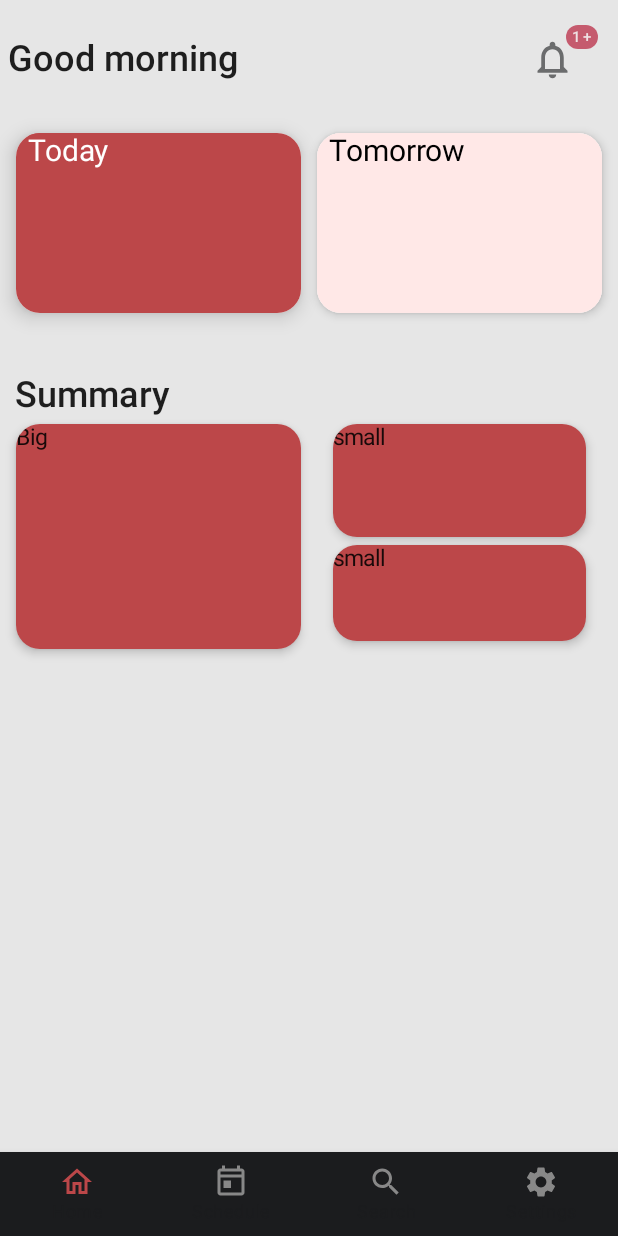
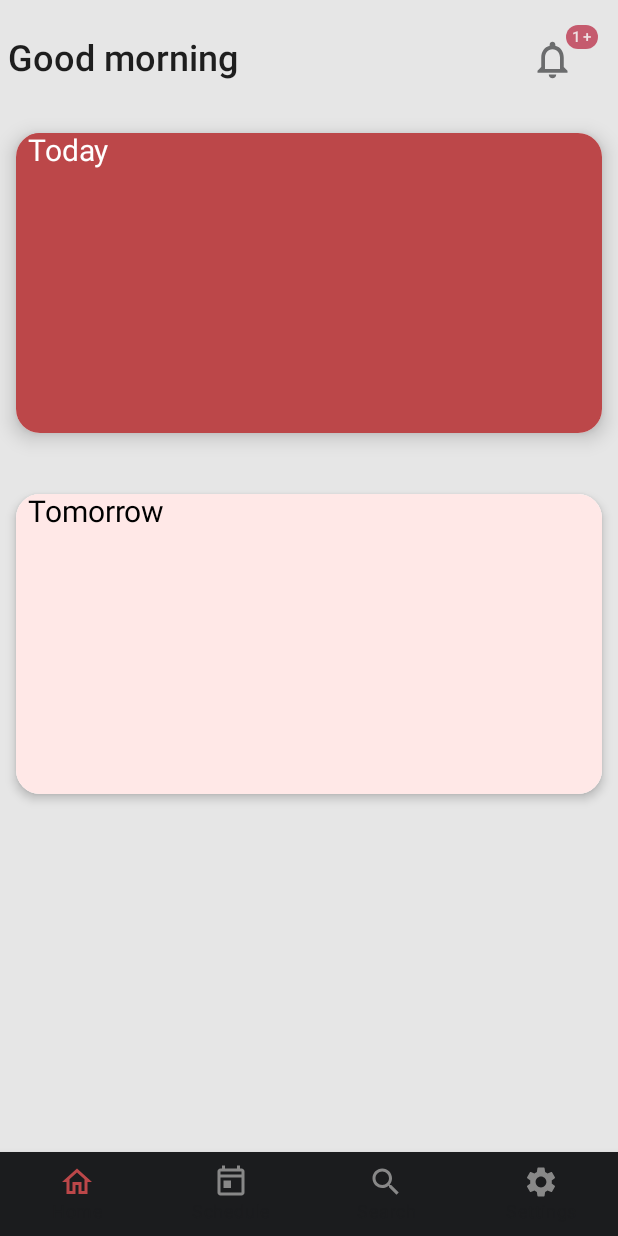
Before and after one commit to GISSIAH/Blackout-v2, an Android app built with Jetpack Compose: the MainActivity screen opened directly, with no data from a screen before it, on a phone screen of 412 x 824 dp. Run offline under Robolectric (Android 15) with nearby library versions, the phone set to English and light mode, and no system bars; our stand-ins replace accompanist; 1 statement that could not run was skipped.

Commit message:
More theming

```diff
--- a/app/src/main/java/com/example/bottomnavbardemo/screens/Home.kt
+++ b/app/src/main/java/com/example/bottomnavbardemo/screens/Home.kt
@@ -55,7 +55,7 @@ import java.util.*
         ) {
             Column {
                 TopSection(navController)
-                MiddleSection()
+                //MiddleSection()
             }
 
         }
@@ -104,14 +104,14 @@ import java.util.*
                 }
 
 
-                Row(modifier = Modifier
-                    .fillMaxWidth(5f)
+                Column(modifier = Modifier
+                    .fillMaxWidth()
                     .padding(horizontal = 5.dp, vertical = 20.dp)) {
                     Card(
                         modifier = Modifier
                             .padding(horizontal = 5.dp, vertical = 5.dp)
-                            .height(120.dp)
-                            .weight(2f)
+                            .height(200.dp)
+                            .fillMaxWidth()
                         ,
                         elevation = 8.dp,
                         shape = RoundedCornerShape(corner = CornerSize(16.dp))
@@ -129,10 +129,9 @@ import java.util.*
                     }
                     Card(
                         modifier = Modifier
-                            .padding(horizontal = 5.dp, vertical = 5.dp)
-                            .height(120.dp)
-                            .weight(2f)
-
+                            .padding(horizontal = 5.dp, vertical = 35.dp)
+                            .height(200.dp)
+                            .fillMaxWidth()
                         ,
                         elevation = 4.dp,
                         backgroundColor = Color.White,
@@ -229,7 +228,7 @@ import java.util.*
 
         //Toast.makeText(context, day.toString(), Toast.LENGTH_SHORT).show()
         // A surface container using the 'background' color from the theme
-        Surface(color = Red) {
+        Surface(modifier = Modifier.padding(vertical = 10.dp),color = Red) {
             BlackoutList(viewModel.blackoutCards,Color.White)
         }
     }
@@ -268,19 +267,31 @@ import java.util.*
         ) {
             Row(modifier = Modifier.fillMaxSize(),horizontalArrangement = Arrangement.SpaceAround,verticalAlignment = Alignment.CenterVertically) {
                     Row(horizontalArrangement = Arrangement.SpaceAround,verticalAlignment = Alignment.CenterVertically) {
-                        blackout.from?.let { Text(text = it, modifier = Modifier.padding(horizontal = 8.dp, vertical = 2.dp) ,style =  MaterialTheme.typography.h5, color = textColor) }
+                        blackout.from?.let { Text(text = it, modifier = Modifier.padding(horizontal = 8.dp, vertical = 2.dp) ,style =  MaterialTheme.typography.h1, color = textColor) }
+                        val timeAlias = blackout.from?.substring(0,1)?.let { getTimeAlias(it.toInt())}
+                        //Text(text=  timeAlias.toString(),style=MaterialTheme.typography.h6)
                     }
 
                     Text(text = "to",style =  MaterialTheme.typography.h5, color = textColor)
 
                     Row(horizontalArrangement = Arrangement.SpaceAround,verticalAlignment = Alignment.CenterVertically) {
-                        blackout.to?.let { Text(text = it, modifier = Modifier.padding(horizontal = 8.dp, vertical = 2.dp) ,style =  MaterialTheme.typography.h5, color = textColor) }
+                        blackout.to?.let { Text(text = it, modifier = Modifier.padding(horizontal = 8.dp, vertical = 2.dp) ,style =  MaterialTheme.typography.h1, color = textColor) }
                     }
 
             }
         }
 
     }
+
+fun getTimeAlias(time:Int):String{
+    if(time<12){
+        return "AM"
+    }
+    else{
+        "PM"
+    }
+    return ""
+}
 
 class BlackoutModel(group:String) : ViewModel() {
         val blackoutCards = mutableStateListOf<blackoutModel>()
```
